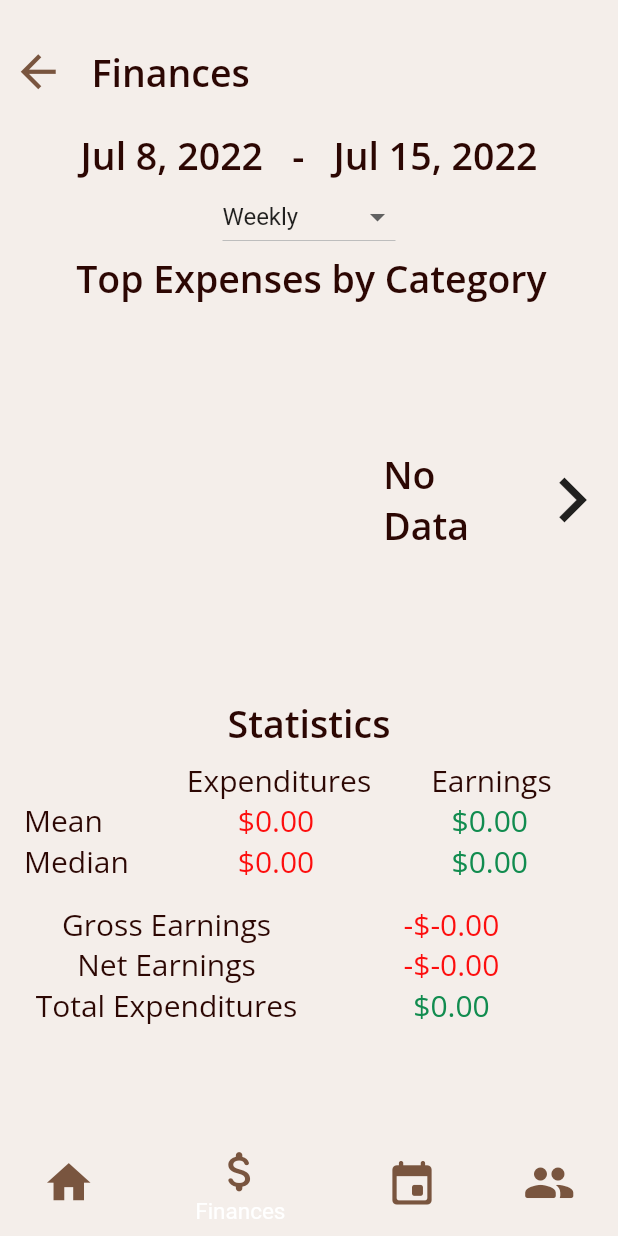
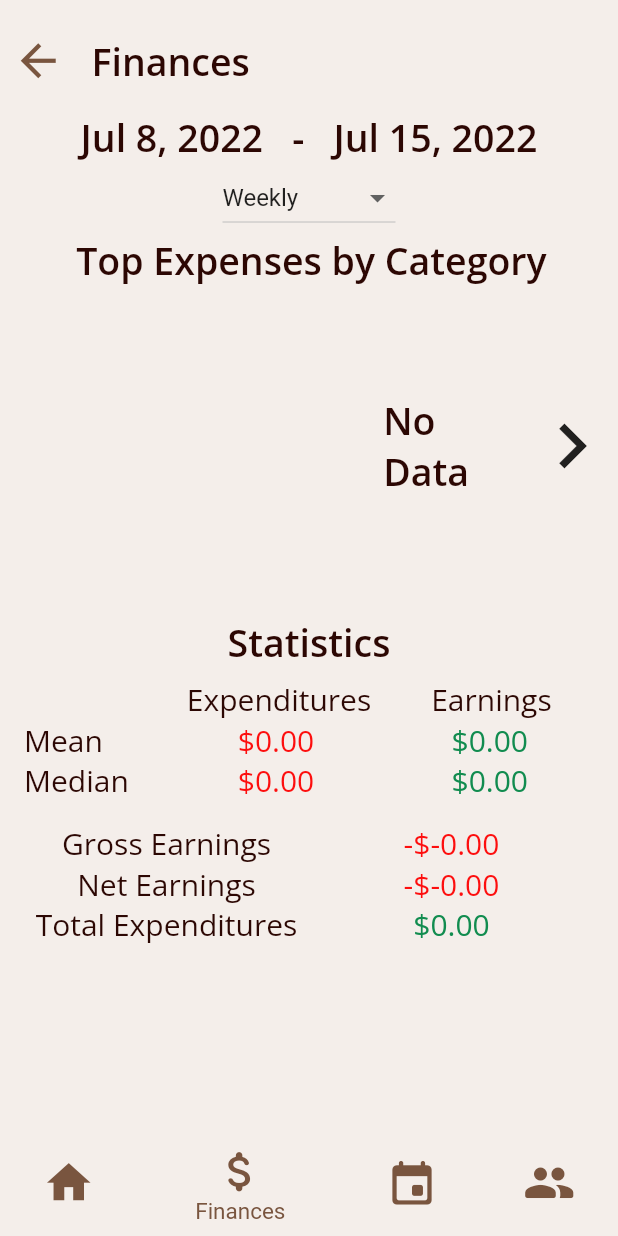
Before and after one commit to Skhoooler/villadex, a Flutter app: the screen it shows after launch, item 2 of the bottom bar chosen, on a phone screen of 412 x 824 dp. Run offline on Flutter 3.47's test engine with Material 2 defaults, Android fonts, the phone set to English and light mode, and no system bars; drawn by our look-alikes of fl_chart; our stand-ins replace email_validator, flutter_local_notifications, flutter_native_timezone, flutter_svg, google_fonts, marquee and 5 more; accounts and stored records are empty.

Commit message:
Refactored some code and fixed a few minor bugs

```diff
--- a/lib/routes/finances/finances.dart
+++ b/lib/routes/finances/finances.dart
@@ -61,7 +61,8 @@ class _FinancesPageState extends State<FinancesPage> {
                 ),
               ],
             ),
-            Padding(
+            Expanded(
+              child: Padding(
                 padding: const EdgeInsets.symmetric(horizontal: 16, vertical: 8),
                 child: SizedBox(
                   width: MediaQuery.of(context).size.width * .95,
@@ -136,7 +137,7 @@ class _FinancesPageState extends State<FinancesPage> {
                           /// Pie Charts
                           SizedBox(
                             width: MediaQuery.of(context).size.width,
-                          height: MediaQuery.of(context).size.height * .35,
+                            height: MediaQuery.of(context).size.height * .30,
                             child: ListView(
                               physics: const BouncingScrollPhysics(),
                               scrollDirection: Axis.horizontal,
@@ -183,6 +184,7 @@ class _FinancesPageState extends State<FinancesPage> {
                   ),
                 ),
               ),
+            ),
           ],
         ),
       ),
--- a/lib/routes/marketing.dart
+++ b/lib/routes/marketing/marketing.dart
@@ -24,6 +24,7 @@ class _MarketingPageState extends State<MarketingPage> {
         ),
       ),
 
+      backgroundColor: VilladexColors().background,
       /// Bottom Nav Bar
       bottomNavigationBar: const NavBar(),
     );
--- a/lib/util/nav_bar.dart
+++ b/lib/util/nav_bar.dart
@@ -3,7 +3,7 @@ import 'package:flutter/material.dart';
 import 'package:villadex/Routes/properties/properties.dart' as properties;
 import '../routes/finances/finances.dart' as finances;
 import '../routes/scheduling/calendar.dart' as scheduling;
-import 'package:villadex/Routes/marketing.dart' as marketing;
+import '../routes/marketing/marketing.dart' as marketing;
 
 import '../style/colors.dart';
 
@@ -40,6 +40,7 @@ class _NavBarState extends State<NavBar> {
       selectedLabelStyle: const TextStyle(
         color: Colors.red,
       ),
+      selectedItemColor: VilladexColors().accent,
 
       /// Navigate between pages
       currentIndex: selectedPage,
```
Lines whose indentation alone changed are shown as unchanged.
